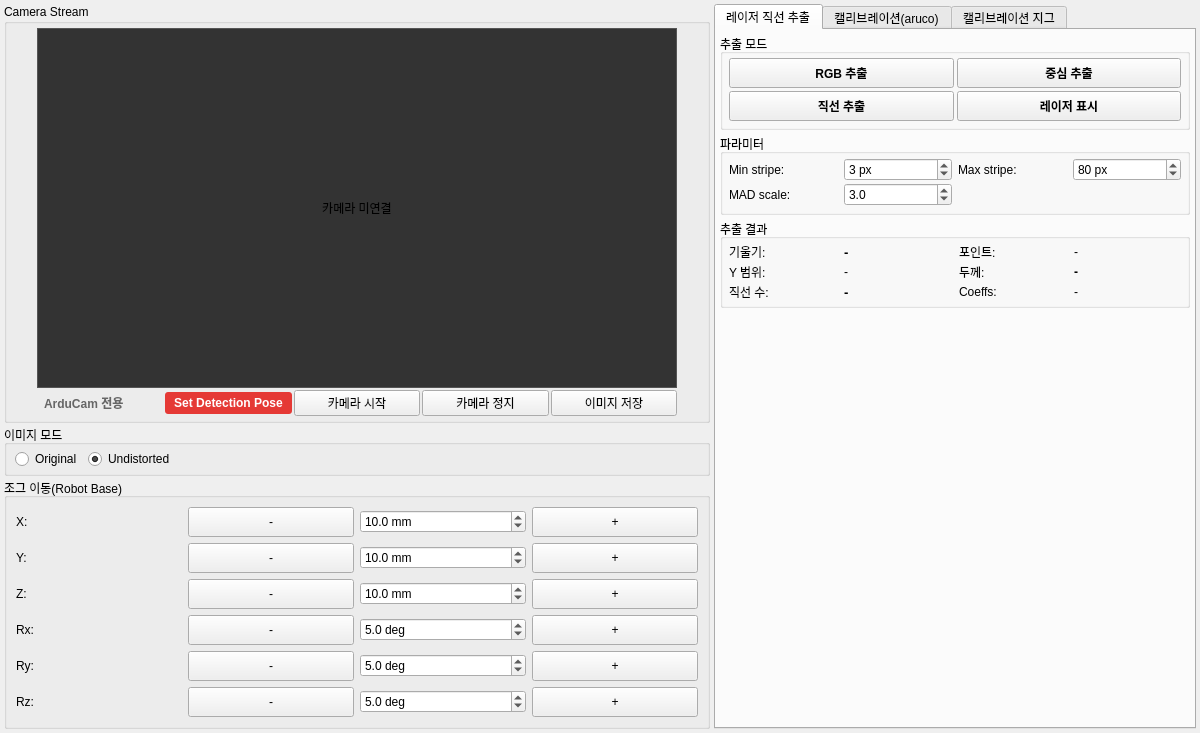
First picture: the form in ui/tab_laser_calibration.ui, repository kuks2309/Charging_Robot_Operation, before the edit.
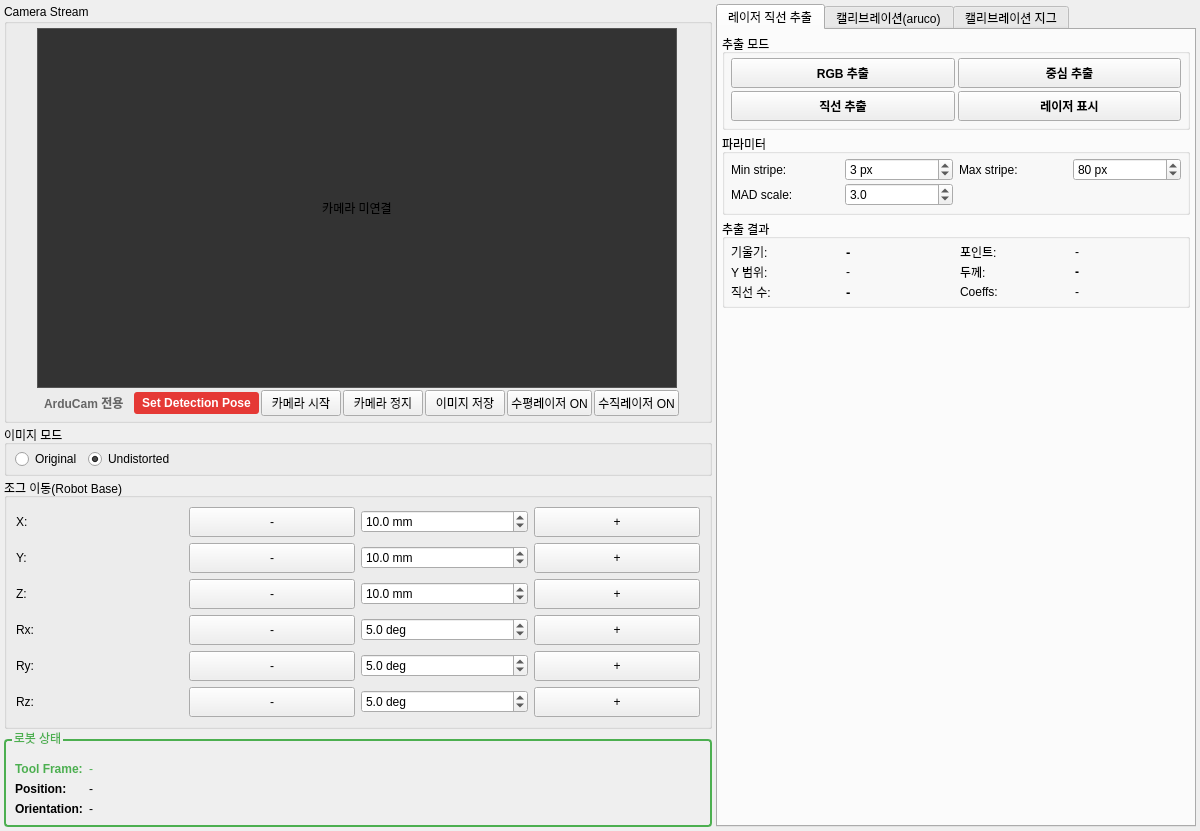
Second picture: the form after the edit.

Commit message:
[feat] Laser Calibration 탭 TF5 전환 + 레이저 토글/로봇 상태 UI 추가
- TF4 → TF5 전환 (laser calibration 탭 전역 + 탭 진입 시 자동 설정)
- 수평/수직 레이저 ON/OFF 토글 버튼 추가 (UI only)
- 로봇 상태(TF/위치/자세) 1초 주기 실시간 표시 그룹 추가
- ROI config: symmetric→single, center_x 470→0, width 280→220

Diff of the .ui file:
```diff
--- a/ui/tab_laser_calibration.ui
+++ b/ui/tab_laser_calibration.ui
@@ -152,6 +152,26 @@
              </property>
             </widget>
            </item>
+           <item>
+            <widget class="QPushButton" name="btnHorizLaserOn">
+             <property name="text">
+              <string>수평레이저 ON</string>
+             </property>
+             <property name="checkable">
+              <bool>true</bool>
+             </property>
+            </widget>
+           </item>
+           <item>
+            <widget class="QPushButton" name="btnVertLaserOn">
+             <property name="text">
+              <string>수직레이저 ON</string>
+             </property>
+             <property name="checkable">
+              <bool>true</bool>
+             </property>
+            </widget>
+           </item>
           </layout>
          </item>
         </layout>
@@ -386,6 +406,55 @@
        </widget>
       </item>
 
+      <!-- 로봇 상태 (TF + 현재 위치/자세) -->
+      <item>
+       <widget class="QGroupBox" name="groupRobotStatus">
+        <property name="title">
+         <string>로봇 상태</string>
+        </property>
+        <property name="styleSheet">
+         <string>QGroupBox { border: 2px solid #4CAF50; border-radius: 4px; margin-top: 8px; padding-top: 12px; }
+QGroupBox::title { subcontrol-origin: margin; left: 8px; color: #4CAF50; font-weight: bold; }</string>
+        </property>
+        <layout class="QFormLayout" name="formLayoutRobotStatus">
+         <item row="0" column="0">
+          <widget class="QLabel" name="labelTFTitle">
+           <property name="text"><string>Tool Frame:</string></property>
+           <property name="styleSheet"><string>font-weight: bold; color: #4CAF50;</string></property>
+          </widget>
+         </item>
+         <item row="0" column="1">
+          <widget class="QLabel" name="labelTFValue">
+           <property name="text"><string>-</string></property>
+           <property name="styleSheet"><string>color: #4CAF50;</string></property>
+          </widget>
+         </item>
+         <item row="1" column="0">
+          <widget class="QLabel" name="labelPosTitle">
+           <property name="text"><string>Position:</string></property>
+           <property name="styleSheet"><string>font-weight: bold;</string></property>
+          </widget>
+         </item>
+         <item row="1" column="1">
+          <widget class="QLabel" name="labelPosValue">
+           <property name="text"><string>-</string></property>
+          </widget>
+         </item>
+         <item row="2" column="0">
+          <widget class="QLabel" name="labelOriTitle">
+           <property name="text"><string>Orientation:</string></property>
+           <property name="styleSheet"><string>font-weight: bold;</string></property>
+          </widget>
+         </item>
+         <item row="2" column="1">
+          <widget class="QLabel" name="labelOriValue">
+           <property name="text"><string>-</string></property>
+          </widget>
+         </item>
+        </layout>
+       </widget>
+      </item>
+
       <!-- Spacer -->
       <item>
        <spacer name="verticalSpacerLeft">
```
The commit also changes 3 other files.
